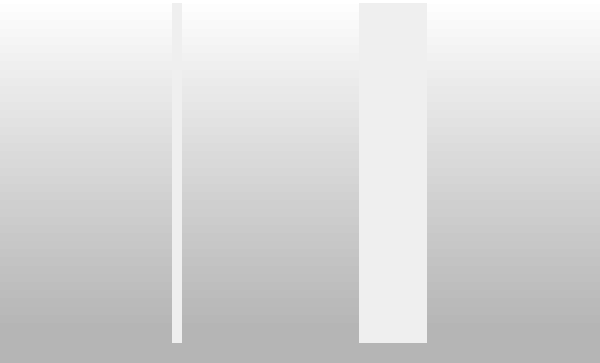
Above: ui/la_channel_manager.ui from analogdevicesinc/scopy before the change. Below: the same form after it.
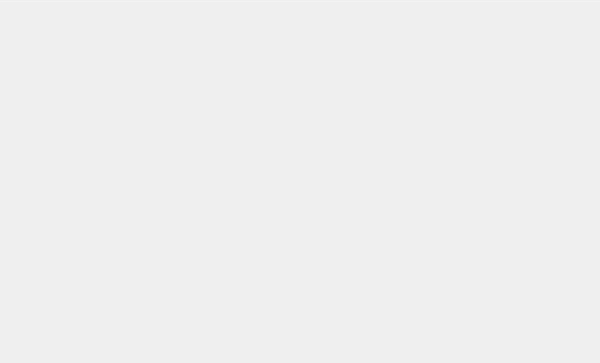
That is the form after the change.

Diff of the .ui file:
```diff
--- a/ui/la_channel_manager.ui
+++ b/ui/la_channel_manager.ui
@@ -20,9 +20,7 @@
    <string>Form</string>
   </property>
   <property name="styleSheet">
-   <string notr="true">#LAChannelManager {
-background-color: qlineargradient(spread:pad, x1:0, y1:0.9, x2:0, y2:0, stop:0 rgba(0, 0, 0, 40), stop:1 transparent);
-}</string>
+   <string notr="true"/>
   </property>
   <layout class="QVBoxLayout" name="verticalLayout_1">
    <property name="spacing">
```
